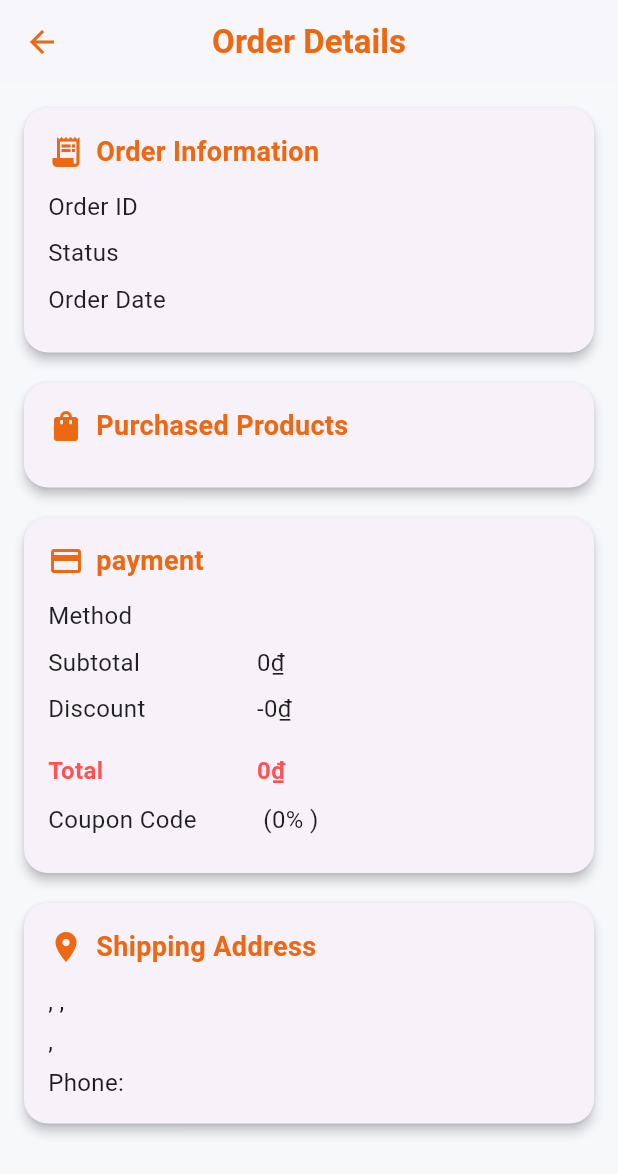
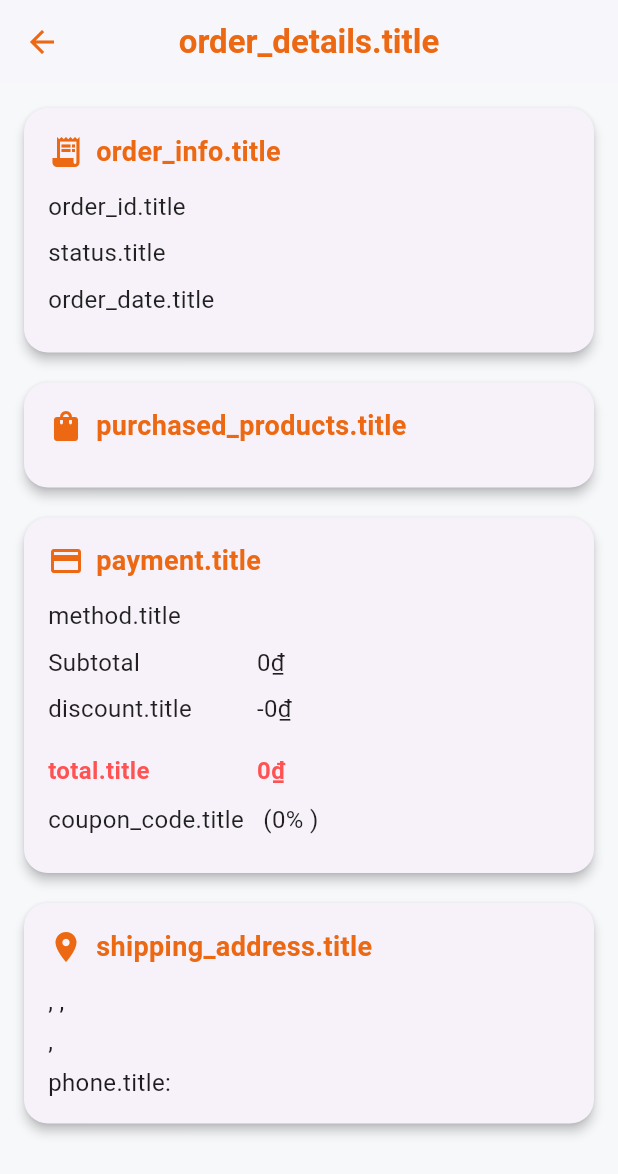
Before and after one commit to manhhoang8th4/fe-user-app, a Flutter app: the OrderDetailScreen screen opened directly with empty values, on a phone screen of 412 x 824 dp. Shown: the top 1174 px of the screen. Run offline on Flutter 3.47's test engine with Material 3 defaults, Android fonts, the phone set to English and light mode, and no system bars; our stand-ins replace bottom_navy_bar, dropdown_button2, easy_localization, flutter_rating_bar, font_awesome_flutter, get and 5 more; missing offline and left inert: flutter_cart, flutter_stripe, onesignal_flutter, razorpay_flutter; accounts and stored records are empty; network calls fail.

Commit message:
fIx order detail

```diff
--- a/lib/screen/my_order_screen/order_detail_screen.dart
+++ b/lib/screen/my_order_screen/order_detail_screen.dart
@@ -17,7 +17,7 @@ class OrderDetailScreen extends StatelessWidget {
         elevation: 1,
         iconTheme: const IconThemeData(color: AppColor.darkOrange),
         title: Text(
-          'order_details'.tr(),
+          'order_details.title'.tr(),
           style: const TextStyle(
             color: AppColor.darkOrange,
             fontSize: 22,
@@ -31,17 +31,17 @@ class OrderDetailScreen extends StatelessWidget {
           _buildSectionCard(
             context,
             icon: Icons.receipt_long,
-            title: 'order_info'.tr(),
+            title: 'order_info.title'.tr(),
             children: [
-              _infoRow('order_id'.tr(), order.sId ?? 'N/A'),
-              _infoRow('status'.tr(), order.orderStatus ?? 'N/A'),
-              _infoRow('order_date'.tr(), order.orderDate ?? 'N/A'),
+              _infoRow('order_id.title'.tr(), order.sId ?? 'N/A'),
+              _infoRow('status.title'.tr(), order.orderStatus ?? 'N/A'),
+              _infoRow('order_date.title'.tr(), order.orderDate ?? 'N/A'),
             ],
           ),
           _buildSectionCard(
             context,
             icon: Icons.shopping_bag,
-            title: 'purchased_products'.tr(),
+            title: 'purchased_products.title'.tr(),
             children: [
               ...?order.items?.map(
                 (item) => Container(
@@ -59,11 +59,11 @@ class OrderDetailScreen extends StatelessWidget {
                           style: const TextStyle(
                               fontWeight: FontWeight.bold, fontSize: 16)),
                       const SizedBox(height: 4),
-                      Text('${'quantity'.tr()}: ${item.quantity}',
+                      Text('${'quantity.title'.tr()}: ${item.quantity}',
                           style: const TextStyle(fontSize: 16)),
-                      Text('${'price'.tr()}: ${item.price?.toStringAsFixed(0)}₫',
+                      Text('${'price.title'.tr()}: ${item.price?.toStringAsFixed(0)}₫',
                           style: const TextStyle(fontSize: 16)),
-                      Text('${'variant'.tr()}: ${item.variant ?? 'None'}',
+                      Text('${'variant.title'.tr()}: ${item.variant ?? 'None.title'}',
                           style: const TextStyle(fontSize: 16)),
                     ],
                   ),
@@ -74,25 +74,25 @@ class OrderDetailScreen extends StatelessWidget {
           _buildSectionCard(
             context,
             icon: Icons.payment,
-            title: 'payment'.tr(),
+            title: 'payment.title'.tr(),
             children: [
-              _infoRow('method'.tr(), order.paymentMethod ?? 'N/A'),
+              _infoRow('method.title'.tr(), order.paymentMethod ?? 'N/A'),
               _infoRow('subtotal'.tr(),
                   '${order.orderTotal?.subtotal?.toStringAsFixed(0) ?? '0'}₫'),
-              _infoRow('discount'.tr(),
+              _infoRow('discount.title'.tr(),
                   '-${order.orderTotal?.discount?.toStringAsFixed(0) ?? '0'}₫'),
-              _infoRowBold('total'.tr(),
+              _infoRowBold('total.title'.tr(),
                   '${order.orderTotal?.total?.toStringAsFixed(0) ?? '0'}₫',
                   color: Colors.redAccent),
               if (order.couponCode != null)
-                _infoRow('coupon_code'.tr(),
+                _infoRow('coupon_code.title'.tr(),
                     '${order.couponCode!.couponCode} (${order.couponCode!.discountAmount}% ${order.couponCode!.discountType})'),
             ],
           ),
           _buildSectionCard(
             context,
             icon: Icons.location_on,
-            title: 'shipping_address'.tr(),
+            title: 'shipping_address.title'.tr(),
             children: [
               Text(
                 '${order.shippingAddress?.street}, ${order.shippingAddress?.city}, ${order.shippingAddress?.state}',
@@ -104,7 +104,7 @@ class OrderDetailScreen extends StatelessWidget {
                 style: const TextStyle(fontSize: 16),
               ),
               const SizedBox(height: 4),
-              Text('${'phone'.tr()}: ${order.shippingAddress?.phone}',
+              Text('${'phone.title'.tr()}: ${order.shippingAddress?.phone}',
                   style: const TextStyle(fontSize: 16)),
             ],
           ),
```
